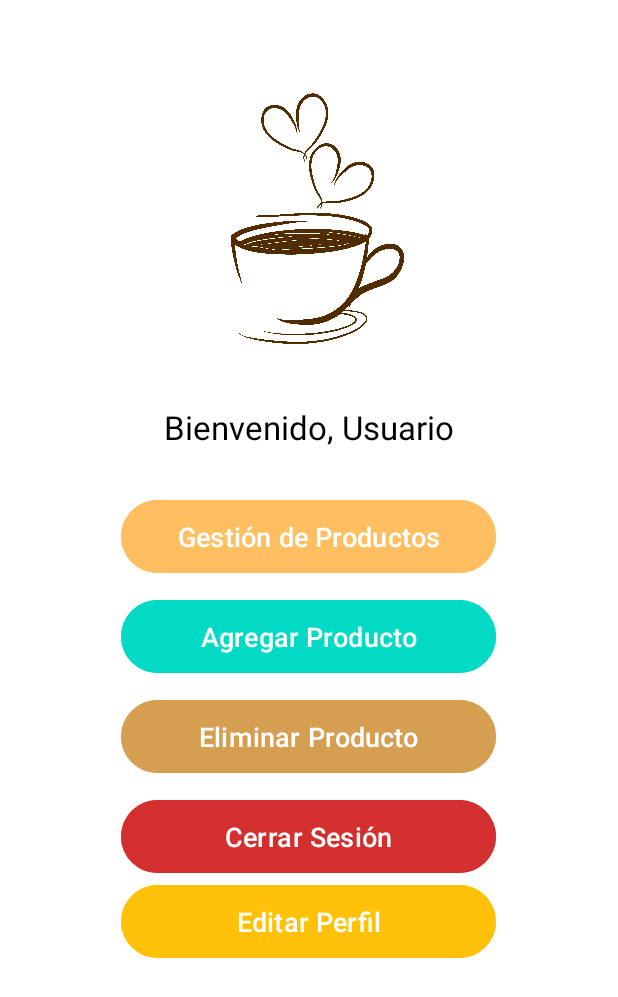
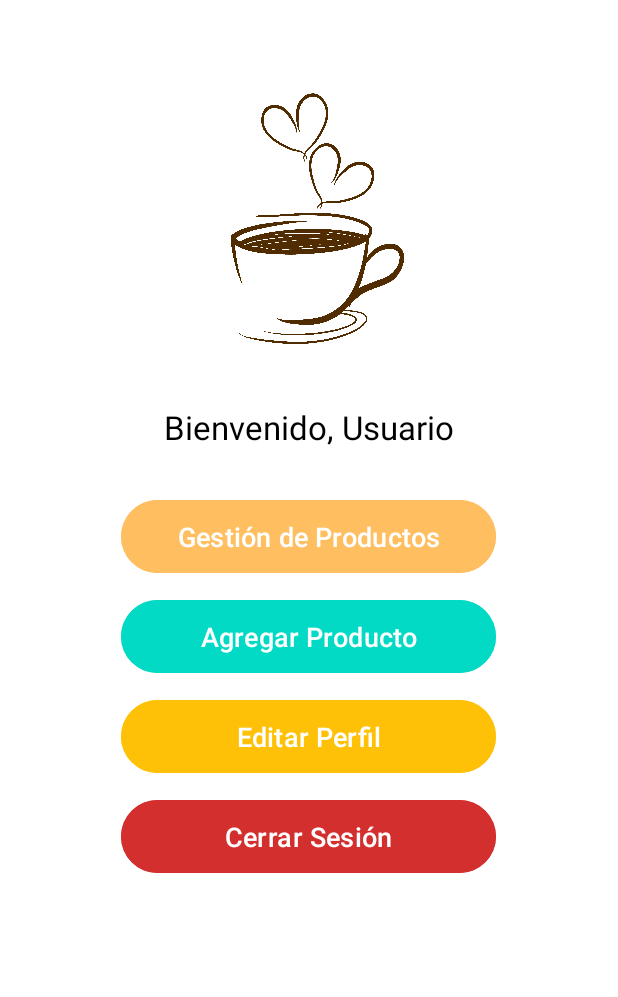
Before and after one commit to rodriisepulveda/final-am-ACN4AV-sepulveda-rodrigo, an Android app: the screen it shows after launch once a user with an empty profile is signed in (MainActivity), on a phone screen of 412 x 824 dp. Shown: the top 997 px of the screen. Run offline under Robolectric (Android 15) with nearby library versions, the phone set to English and light mode, and no system bars; our stand-ins replace Firebase (no records; nobody signed in at launch, a user with empty details on screens opened directly); libraries missing offline, so code that uses them is left out: cn.pedant; 1 statement that could not run was skipped.

```diff
--- a/app/src/main/java/com/example/parcial_1_am_acn4av_rodrigo_sepulveda/LoginActivity.java
+++ b/app/src/main/java/com/example/parcial_1_am_acn4av_rodrigo_sepulveda/LoginActivity.java
@@ -29,6 +29,7 @@ public class LoginActivity extends AppCompatActivity {
         editTextPassword = findViewById(R.id.editTextPassword);
         Button buttonLogin = findViewById(R.id.buttonLogin);
         Button buttonRegister = findViewById(R.id.buttonRegister);
+        Button buttonForgotPassword = findViewById(R.id.buttonForgotPassword); // Nuevo botón
 
         // Botón de Iniciar Sesión
         buttonLogin.setOnClickListener(view -> loginUser());
@@ -38,6 +39,9 @@ public class LoginActivity extends AppCompatActivity {
             Intent intent = new Intent(LoginActivity.this, RegisterActivity.class);
             startActivity(intent);
         });
+
+        // Botón de Recuperar Contraseña
+        buttonForgotPassword.setOnClickListener(v -> resetPassword());
     }
 
     @Override
@@ -78,9 +82,38 @@ public class LoginActivity extends AppCompatActivity {
                 });
     }
 
+    private void resetPassword() {
+        EditText inputEmail = new EditText(this);
+        inputEmail.setHint("Ingresa tu correo");
+
+        new SweetAlertDialog(this, SweetAlertDialog.NORMAL_TYPE)
+                .setTitleText("Recuperar contraseña")
+                .setCustomView(inputEmail)
+                .setConfirmText("Enviar")
+                .setCancelText("Cancelar")
+                .setConfirmClickListener(sDialog -> {
+                    String email = inputEmail.getText().toString().trim();
+
+                    if (TextUtils.isEmpty(email)) {
+                        showAlert("Por favor, ingresa tu correo electrónico.", SweetAlertDialog.WARNING_TYPE);
+                        return;
+                    }
+
+                    mAuth.sendPasswordResetEmail(email)
+                            .addOnSuccessListener(aVoid -> {
+                                showAlert("Se ha enviado un correo para restablecer tu contraseña.", SweetAlertDialog.SUCCESS_TYPE);
+                                sDialog.dismissWithAnimation();
+                            })
+                            .addOnFailureListener(e -> showAlert("Error: " + e.getMessage(), SweetAlertDialog.ERROR_TYPE));
+                })
+                .setCancelClickListener(SweetAlertDialog::dismissWithAnimation)
+                .show();
+    }
+
     private void showAlert(String message, int type) {
         new SweetAlertDialog(this, type)
                 .setTitleText(message)
+                .setConfirmText("OK")
                 .show();
     }
 }
--- a/app/src/main/java/com/example/parcial_1_am_acn4av_rodrigo_sepulveda/MainActivity.java
+++ b/app/src/main/java/com/example/parcial_1_am_acn4av_rodrigo_sepulveda/MainActivity.java
@@ -31,7 +31,7 @@ public class MainActivity extends AppCompatActivity {
         textViewWelcome = findViewById(R.id.textViewWelcome);
         Button buttonShowProducts = findViewById(R.id.buttonShowProducts);
         Button buttonAddProduct = findViewById(R.id.buttonAddProduct);
-        Button buttonDeleteProduct = findViewById(R.id.buttonDeleteProduct);
+        @SuppressLint({"WrongViewCast", "MissingInflatedId", "LocalSuppress"}) Button buttonDeleteProduct = findViewById(R.id.buttonDeleteProduct);
         Button buttonLogout = findViewById(R.id.buttonLogout);
         Button buttonEditProfile = findViewById(R.id.buttonEditProfile);
 
@@ -49,14 +49,11 @@ public class MainActivity extends AppCompatActivity {
             startActivity(intent);
         });
 
-        // Funcionalidad en desarrollo
-        buttonAddProduct.setOnClickListener(v ->
-                showAlert(getString(R.string.toast_functionality_development), SweetAlertDialog.ERROR_TYPE)
-        );
+        buttonAddProduct.setOnClickListener(v -> {
+            Intent intent = new Intent(MainActivity.this, AddProductActivity.class);
+            startActivity(intent);
+        });
 
-        buttonDeleteProduct.setOnClickListener(v ->
-                showAlert(getString(R.string.toast_functionality_development), SweetAlertDialog.ERROR_TYPE)
-        );
 
         // Editar perfil
         buttonEditProfile.setOnClickListener(v -> {
--- a/app/src/main/res/layout/activity_main.xml
+++ b/app/src/main/res/layout/activity_main.xml
@@ -38,67 +38,56 @@
         android:id="@+id/linearLayoutButtons"
         android:layout_width="match_parent"
         android:layout_height="wrap_content"
+        android:layout_marginTop="30dp"
+        android:gravity="center"
         android:orientation="vertical"
-        android:gravity="center"
-        app:layout_constraintTop_toBottomOf="@id/textViewWelcome"
+        app:layout_constraintEnd_toEndOf="parent"
         app:layout_constraintStart_toStartOf="parent"
-        app:layout_constraintEnd_toEndOf="parent"
-        android:layout_marginTop="30dp">
+        app:layout_constraintTop_toBottomOf="@id/textViewWelcome">
 
         <Button
             android:id="@+id/buttonShowProducts"
             android:layout_width="250dp"
             android:layout_height="wrap_content"
+            android:layout_marginBottom="10dp"
+            android:backgroundTint="@color/primaryColor"
+            android:padding="12dp"
             android:text="@string/button_show_products"
-            android:backgroundTint="@color/primaryColor"
             android:textColor="@android:color/white"
-            android:textSize="18sp"
-            android:padding="12dp"
-            android:layout_marginBottom="10dp"/>
+            android:textSize="18sp" />
 
         <Button
             android:id="@+id/buttonAddProduct"
             android:layout_width="250dp"
             android:layout_height="wrap_content"
+            android:layout_marginBottom="10dp"
+            android:backgroundTint="@color/secondaryColor"
+            android:padding="12dp"
             android:text="@string/button_add_product"
-            android:backgroundTint="@color/secondaryColor"
             android:textColor="@android:color/white"
-            android:textSize="18sp"
-            android:padding="12dp"
-            android:layout_marginBottom="10dp"/>
+            android:textSize="18sp" />
+
 
         <Button
-            android:id="@+id/buttonDeleteProduct"
+            android:id="@+id/buttonEditProfile"
             android:layout_width="250dp"
             android:layout_height="wrap_content"
-            android:text="@string/button_delete_product"
-            android:backgroundTint="@color/primaryVariant"
+            android:layout_marginBottom="10dp"
+            android:backgroundTint="@color/accentColor"
+            android:padding="12dp"
+            android:text="@string/button_edit_profile"
             android:textColor="@android:color/white"
-            android:textSize="18sp"
-            android:padding="12dp"
-            android:layout_marginBottom="10dp"/>
+            android:textSize="18sp" />
 
         <Button
             android:id="@+id/buttonLogout"
             android:layout_width="250dp"
             android:layout_height="wrap_content"
+            android:backgroundTint="@color/errorColor"
+            android:padding="12dp"
             android:text="@string/button_logout"
-            android:backgroundTint="@color/errorColor"
             android:textColor="@android:color/white"
-            android:textSize="18sp"
-            android:padding="12dp"/>
-
-        <Button
-            android:id="@+id/buttonEditProfile"
-            android:layout_width="250dp"
-            android:layout_height="wrap_content"
-            android:text="@string/button_edit_profile"
-            android:backgroundTint="@color/accentColor"
-            android:textColor="@android:color/white"
-            android:textSize="18sp"
-            android:padding="12dp"
-            android:layout_marginBottom="10dp"/>
-
+            android:textSize="18sp" />
 
     </LinearLayout>
 
--- a/app/src/main/res/values/colors.xml
+++ b/app/src/main/res/values/colors.xml
@@ -1,29 +1,38 @@
 <resources>
     <!-- Colores Principales -->
-    <color name="primaryColor">#FFBE60</color>
-    <color name="primaryVariant">#D69E50</color>
-    <color name="secondaryColor">#03DAC5</color> <!-- Se corrigió el color -->
+    <color name="primaryColor">#FFBE60</color> <!-- Naranja principal -->
+    <color name="primaryVariant">#D78A1C</color> <!-- Naranja oscuro, usado en variantes -->
+    <color name="secondaryColor">#03DAC5</color> <!-- Turquesa -->
 
     <!-- Colores de Fondo y Texto -->
-    <color name="backgroundColor">#FFFFFF</color>
-    <color name="textColor">#000000</color>
-    <color name="buttonTextColor">#FFFFFF</color>
+    <color name="backgroundColor">#FFFFFF</color> <!-- Fondo general -->
+    <color name="textColor">#000000</color> <!-- Texto principal -->
+    <color name="buttonTextColor">#FFFFFF</color> <!-- Texto en botones -->
 
     <!-- Colores Adicionales -->
-    <color name="cardBackgroundColor">#F5F5F5</color>
-    <color name="dividerColor">#E0E0E0</color>
-    <color name="white">#FFFFFF</color>
+    <color name="cardBackgroundColor">#F5F5F5</color> <!-- Fondo de tarjetas -->
+    <color name="dividerColor">#E0E0E0</color> <!-- Separadores -->
+    <color name="white">#FFFFFF</color> <!-- Blanco universal -->
 
-    <!-- Nuevos Colores -->
+    <!-- Estados y Alertas -->
     <color name="errorColor">#D32F2F</color> <!-- Rojo para errores o alertas -->
     <color name="successColor">#388E3C</color> <!-- Verde para acciones exitosas -->
     <color name="neutralColor">#607D8B</color> <!-- Gris azulado para información -->
     <color name="accentColor">#FFC107</color> <!-- Amarillo para destacar elementos -->
 
-    <!-- Colores adicionales para mejorar la UI -->
+    <!-- Colores de Inputs -->
     <color name="inputFieldBackground">#EEEEEE</color> <!-- Fondo de los EditText -->
     <color name="inputFieldBorder">#BDBDBD</color> <!-- Borde de los EditText -->
+
+    <!-- Colores de Botones -->
     <color name="buttonPrimary">#0288D1</color> <!-- Azul oscuro para botones principales -->
     <color name="buttonSecondary">#009688</color> <!-- Verde para botones secundarios -->
     <color name="buttonWarning">#FFA000</color> <!-- Amarillo fuerte para alertas -->
+    <color name="buttonError">#D32F2F</color> <!-- Rojo para botones de error -->
+    <color name="buttonSuccess">#4CAF50</color> <!-- Verde para acciones confirmadas -->
+
+    <!-- Colores Adicionales para Mejorar la UI -->
+    <color name="backgroundVariant">#FAFAFA</color> <!-- Fondo secundario suave -->
+    <color name="textSecondary">#757575</color> <!-- Texto secundario gris oscuro -->
+    <color name="shadowColor">#B0BEC5</color> <!-- Sombra ligera -->
 </resources>
--- a/app/src/main/res/values/strings.xml
+++ b/app/src/main/res/values/strings.xml
@@ -46,6 +46,7 @@
     <string name="button_login">Iniciar Sesión</string>
     <string name="button_register">Registrarse</string>
     <string name="button_back_to_login">Volver a Iniciar Sesión</string>
+    <string name="button_forgot_password">¿Olvidaste tu contraseña?</string>
     <string name="toast_login_success">Inicio de sesión exitoso</string>
     <string name="toast_login_error">Error en el inicio de sesión</string>
     <string name="toast_register_success">Registro exitoso. Verifica tu email.</string>
--- a/gradle/libs.versions.toml
+++ b/gradle/libs.versions.toml
@@ -1,5 +1,5 @@
 [versions]
-agp = "8.8.0"
+agp = "8.8.1"
 compiler = "4.15.1"
 firebaseBom = "33.6.0"
 junit = "4.13.2"
```
Also changed, not shown: app/src/main/res/layout/activity_edit_profile.xml (+18 -10 lines), app/src/main/res/layout/activity_login.xml (+17 -3 lines).
